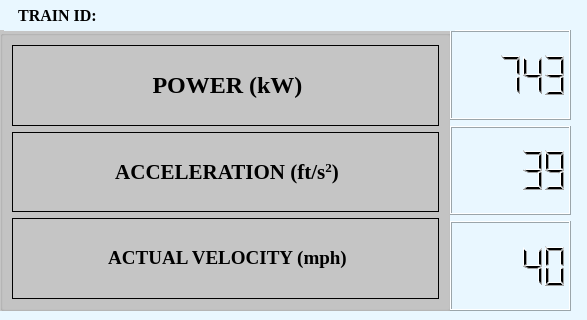
Above: Train_Model/TrainModel_UI.ui from asmithie13/ECE-1140 before the change; both pictures show x 0 to 587 and y 0 to 320 of the 1186 by 720 pixel window. Below: the same form after it.
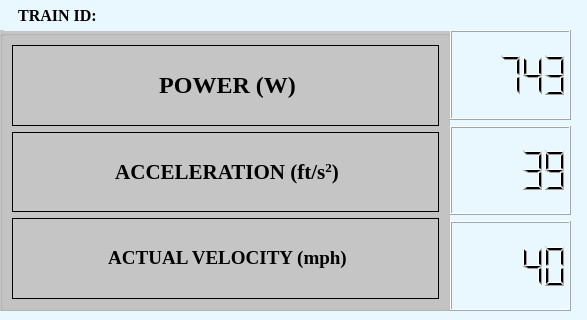
That is the form after the change. Icons and pictures are not drawn.

What changed in the file:
```diff
--- a/Train_Model/TrainModel_UI.ui
+++ b/Train_Model/TrainModel_UI.ui
@@ -297,7 +297,7 @@
         <enum>QFrame::Panel</enum>
        </property>
        <property name="text">
-        <string>&lt;html&gt;&lt;head/&gt;&lt;body&gt;&lt;p align=&quot;center&quot;&gt;&lt;span style=&quot; font-size:18pt;&quot;&gt;POWER (kW)&lt;/span&gt;&lt;/p&gt;&lt;/body&gt;&lt;/html&gt;</string>
+        <string>&lt;html&gt;&lt;head/&gt;&lt;body&gt;&lt;p align=&quot;center&quot;&gt;&lt;span style=&quot; font-size:18pt;&quot;&gt;POWER (W)&lt;/span&gt;&lt;/p&gt;&lt;/body&gt;&lt;/html&gt;</string>
        </property>
       </widget>
      </item>
```
